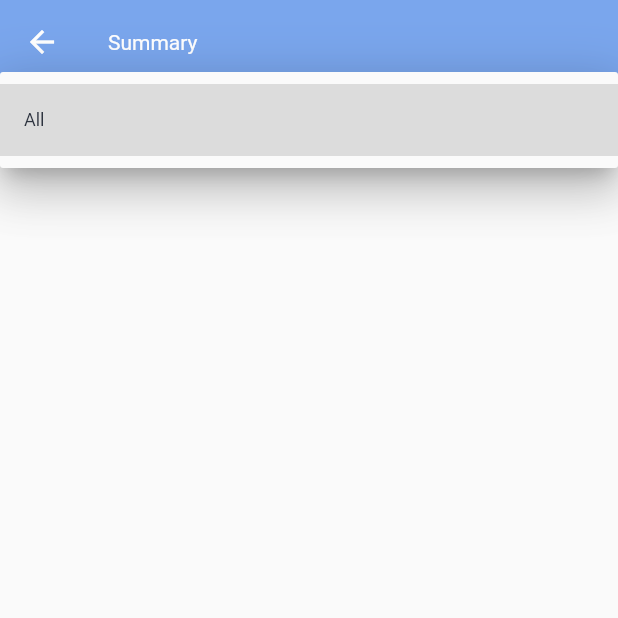
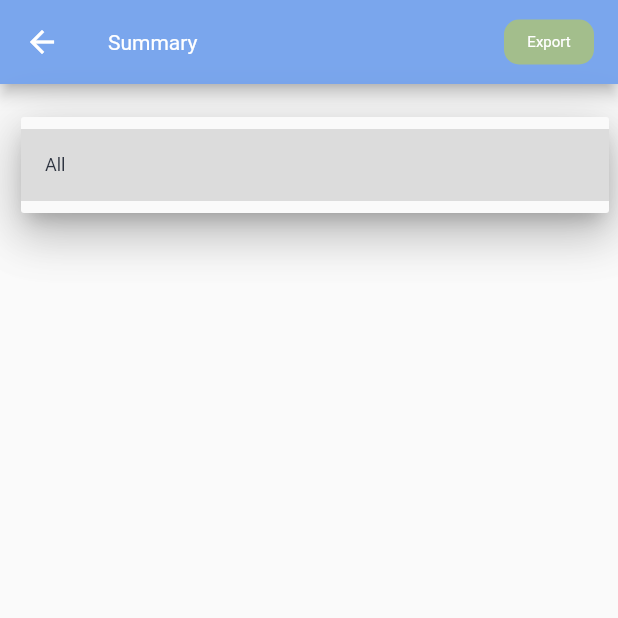
Before and after one commit to aldihsuhandi/cashflow, a Flutter app: the SummaryView screen opened directly, after a tap on "All", on a phone screen of 412 x 824 dp, the top half of it. Run offline on Flutter 3.47's test engine with Material 2 defaults, Android fonts, the phone set to English and light mode, and no system bars; our stand-ins replace hexcolor, sqflite; accounts and stored records are empty.

Commit message:
finishing summary page

```diff
--- a/lib/controller/entrycontroller.dart
+++ b/lib/controller/entrycontroller.dart
@@ -25,4 +25,11 @@ class EntryController {
   void delete(int id) {
     dbHelper.deleteEntry(id);
   }
+
+  void export() async {
+    List<Entry> entries = await getEntry();
+    for (int i = 0; i < entries.length; ++i) {
+      print(entries[i].money);
+    }
+  }
 }
--- a/lib/view/summary.dart
+++ b/lib/view/summary.dart
@@ -1,8 +1,5 @@
-import 'dart:collection';
-
 import 'package:cashflow/view/widget/summarylist.dart';
 import 'package:flutter/material.dart';
-import 'package:intl/intl.dart';
 
 import 'package:cashflow/model/entry.dart';
 
@@ -12,38 +9,43 @@ class SummaryView extends StatelessWidget {
   SummaryView({Key? key}) : super(key: key);
 
   final EntryController _ec = EntryController();
-  final dateFormat = DateFormat("dd MMMM yyyy");
 
   @override
   Widget build(BuildContext context) {
     return Scaffold(
       appBar: AppBar(
         backgroundColor: Theme.of(context).backgroundColor,
-        title: const Text(
-          "Summary",
-          style: TextStyle(fontSize: 14),
+        title: Center(
+          child: Row(
+            mainAxisAlignment: MainAxisAlignment.spaceBetween,
+            children: [
+              const Text(
+                "Summary",
+                style: TextStyle(fontSize: 14),
+              ),
+              Container(
+                width: 60,
+                height: 30,
+                decoration: const BoxDecoration(
+                  borderRadius: BorderRadius.all(Radius.circular(10)),
+                  color: Color(0xffa3be8c),
+                ),
+                child: TextButton(
+                    onPressed: () {
+                      _ec.export();
+                    },
+                    child: const Text("Export",
+                        style: TextStyle(color: Colors.white, fontSize: 10))),
+              ),
+            ],
+          ),
         ),
       ),
       body: FutureBuilder<List<Entry>>(
         future: _ec.getEntry(),
         builder: (context, AsyncSnapshot<List<Entry>> snapshot) {
           if (snapshot.hasData) {
-            LinkedHashMap<List<String>, int> mapEntry = LinkedHashMap();
-            for (int i = 0; i < snapshot.data!.length; ++i) {
-              Entry entry = snapshot.data![i];
-              String month =
-                  DateFormat.MMMM().format(DateTime(0, entry.date.month));
-              String year = entry.date.year.toString();
-              int money = entry.money;
-
-              if (mapEntry[[month, year]] == null) {
-                mapEntry[[month, year]] = money;
-              } else {
-                mapEntry[[month, year]] = mapEntry[[month, year]]! + money;
-              }
-            }
-
-            return SummaryList(mapEntry);
+            return SummaryList(snapshot.data!);
           } else {
             return const Text("Null");
           }
--- a/lib/view/widget/sidepanel.dart
+++ b/lib/view/widget/sidepanel.dart
@@ -21,6 +21,7 @@ class SidePanel extends StatelessWidget {
             ListTile(
               title: const Text("Summary"),
               onTap: () => {
+                Navigator.pop(context),
                 Navigator.push(context,
                     MaterialPageRoute(builder: (context) => SummaryView()))
               },
--- a/lib/view/widget/summarylist.dart
+++ b/lib/view/widget/summarylist.dart
@@ -5,13 +5,11 @@ import 'package:intl/intl.dart';
 
 import 'package:cashflow/model/entry.dart';
 
-import 'package:cashflow/controller/entrycontroller.dart';
-
 class SummaryList extends StatefulWidget {
-  final Map<List<String>, int> mapEntry;
+  final List<Entry> entries;
 
   // ignore: use_key_in_widget_constructors
-  const SummaryList(this.mapEntry);
+  const SummaryList(this.entries);
 
   @override
   State<StatefulWidget> createState() {
@@ -21,13 +19,34 @@ class SummaryList extends StatefulWidget {
 
 class _SummaryList extends State<SummaryList> {
   List<String> years = [];
+  final SplayTreeMap<String, SplayTreeMap<String, List<int>>> mapEntry =
+      SplayTreeMap();
   String year = "All";
 
   @override
   void initState() {
-    widget.mapEntry.forEach((key, value) {
-      years.add(key[1].toString());
-    });
+    for (int i = 0; i < widget.entries.length; ++i) {
+      Entry entry = widget.entries[i];
+      String year = entry.date.year.toString();
+      String month = DateFormat('MMMM').format(DateTime(0, entry.date.month));
+      String type = entry.type;
+      int money = entry.money;
+      years.add(year);
+
+      if (mapEntry.containsKey(year) == false) {
+        mapEntry[year] = SplayTreeMap();
+      }
+
+      if (mapEntry[year]!.containsKey(month) == false) {
+        mapEntry[year]![month] = [0, 0];
+      }
+
+      if (type == "Credit") {
+        mapEntry[year]![month]![0] += money;
+      } else {
+        mapEntry[year]![month]![1] += money;
+      }
+    }
 
     years = years.toSet().toList();
     years.insert(0, "All");
@@ -37,10 +56,14 @@ class _SummaryList extends State<SummaryList> {
 
   @override
   Widget build(BuildContext context) {
-    return ListView(
-      children: [
-        DropdownButton<String>(
+    List<Widget> summaryList = [];
+
+    summaryList.add(
+      Container(
+        padding: const EdgeInsets.all(25),
+        child: DropdownButton<String>(
           value: year,
+          isExpanded: true,
           icon: const Icon(Icons.arrow_downward),
           iconSize: 12,
           elevation: 16,
@@ -57,7 +80,81 @@ class _SummaryList extends State<SummaryList> {
             return DropdownMenuItem<String>(value: value, child: Text(value));
           }).toList(),
         ),
-      ],
+      ),
     );
+
+    mapEntry.forEach((key, value) {
+      if (year == "All" || key == year) {
+        value.forEach((month, money) {
+          summaryList.add(
+            Container(
+              margin: const EdgeInsets.only(
+                top: 4,
+                bottom: 4,
+              ),
+              padding: const EdgeInsets.only(
+                bottom: 7,
+                left: 3,
+                right: 3,
+                top: 7,
+              ),
+              decoration: BoxDecoration(
+                color: Colors.white,
+                borderRadius: const BorderRadius.all(Radius.circular(5)),
+                boxShadow: [
+                  BoxShadow(
+                      color: Colors.grey.withOpacity(0.5),
+                      spreadRadius: 1,
+                      blurRadius: 3,
+                      offset: const Offset(0, 3)),
+                ],
+              ),
+              child: Container(
+                padding: const EdgeInsets.all(2),
+                child: Row(
+                  mainAxisAlignment: MainAxisAlignment.spaceBetween,
+                  children: [
+                    Column(
+                        crossAxisAlignment: CrossAxisAlignment.start,
+                        mainAxisAlignment: MainAxisAlignment.spaceEvenly,
+                        children: [
+                          Text(key),
+                          const SizedBox(height: 5),
+                          Text(
+                            month,
+                            style: const TextStyle(
+                              fontSize: 10,
+                            ),
+                          )
+                        ]),
+                    Column(
+                      crossAxisAlignment: CrossAxisAlignment.end,
+                      mainAxisAlignment: MainAxisAlignment.spaceEvenly,
+                      children: [
+                        Text("Rp." + money[1].toString(),
+                            style: const TextStyle(
+                              color: Colors.green,
+                              fontSize: 12,
+                            )),
+                        const SizedBox(height: 5),
+                        Text("- Rp." + money[0].toString(),
+                            style: const TextStyle(
+                              color: Colors.red,
+                              fontSize: 12,
+                            )),
+                      ],
+                    ),
+                  ],
+                ),
+              ),
+            ),
+          );
+        });
+      }
+    });
+
+    return Container(
+        padding: const EdgeInsets.all(5),
+        child: ListView(children: summaryList));
   }
 }
```
